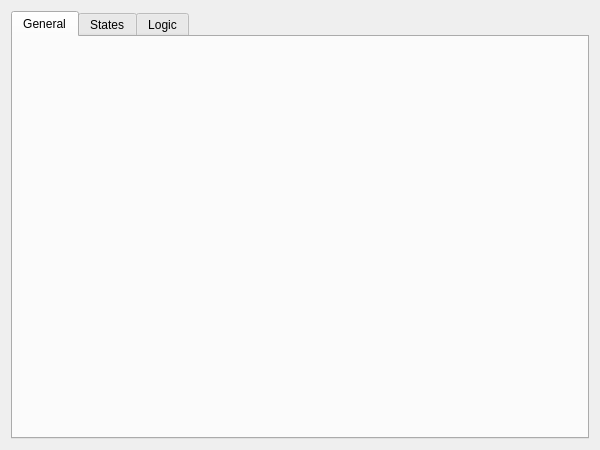
Skwara/CA_Suite, file ConfigWindow/configwindow.ui: the form before one commit.
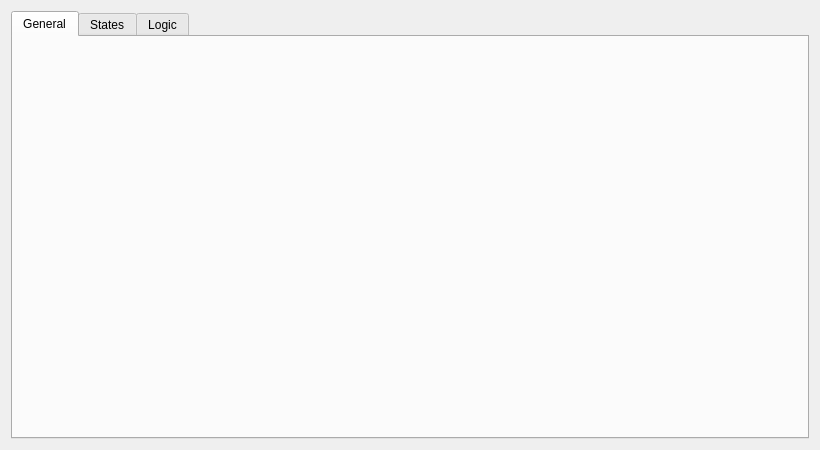
The form after the commit.

```diff
--- a/ConfigWindow/configwindow.ui
+++ b/ConfigWindow/configwindow.ui
@@ -6,7 +6,7 @@
    <rect>
     <x>0</x>
     <y>0</y>
-    <width>600</width>
+    <width>820</width>
     <height>450</height>
    </rect>
   </property>
```
